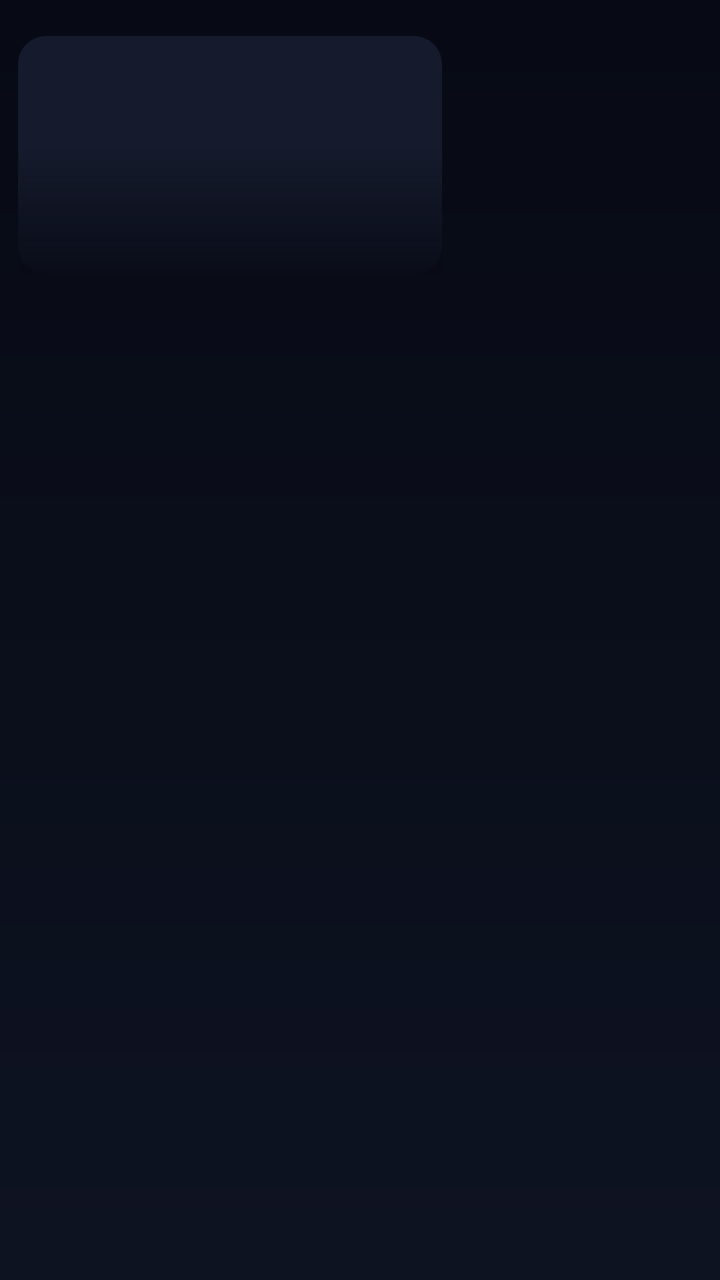
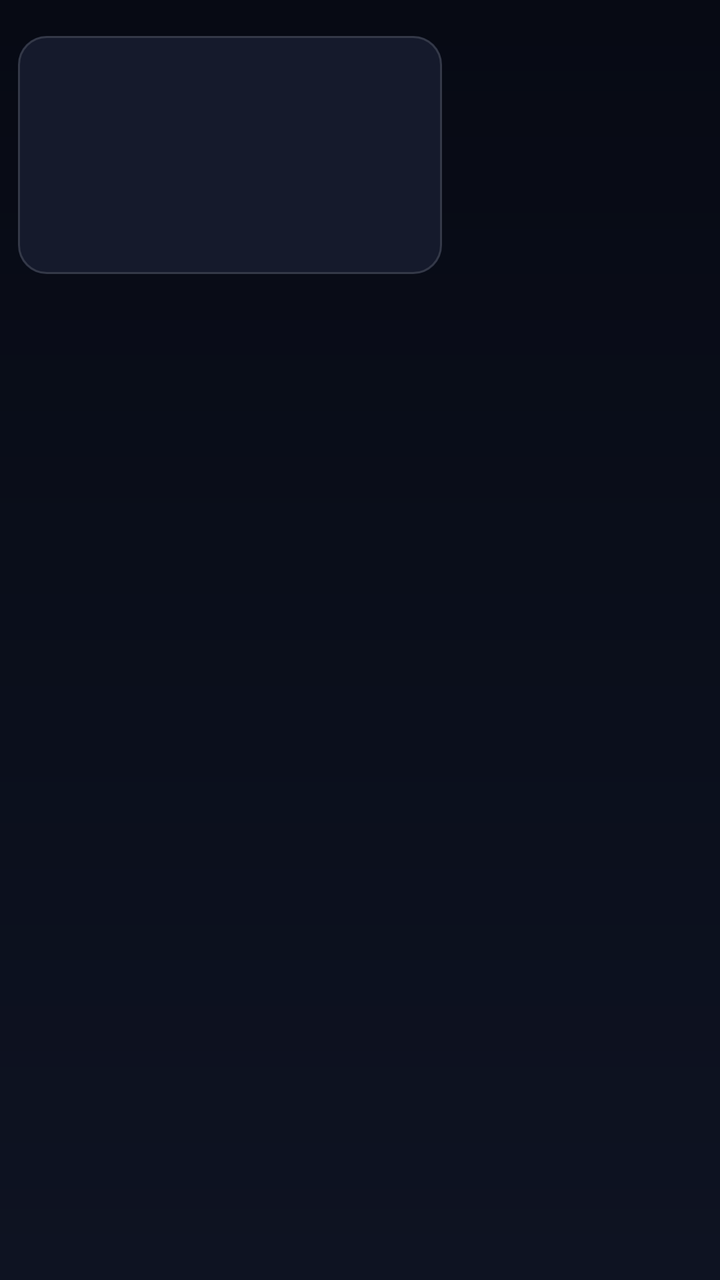

Two renders of the same Android screen: before a commit and after it. Below are the layout's source before the change and the commit's diff.
<!-- AndroidManifest.xml: application theme Theme.EGate -->
<!-- res/layout/item_title.xml -->
<?xml version="1.0" encoding="utf-8"?>
<FrameLayout xmlns:android="http://schemas.android.com/apk/res/android"
    android:layout_width="wrap_content"
    android:layout_height="wrap_content"
    android:paddingHorizontal="9dp"
    android:paddingVertical="18dp"
    android:clipChildren="false"
    android:clipToPadding="false">

    <FrameLayout
        android:id="@+id/card"
        android:layout_width="212dp"
        android:layout_height="119dp"
        android:background="@drawable/card_surface"
        android:focusable="true"
        android:clickable="true">

        <ImageView
            android:id="@+id/art"
            android:layout_width="match_parent"
            android:layout_height="match_parent"
            android:scaleType="centerCrop"
            android:contentDescription="@null" />

        <View
            android:layout_width="match_parent"
            android:layout_height="64dp"
            android:layout_gravity="bottom"
            android:background="@drawable/scrim_card" />

        <TextView
            android:id="@+id/name"
            android:layout_width="match_parent"
            android:layout_height="wrap_content"
            android:layout_gravity="bottom"
            android:paddingHorizontal="12dp"
            android:paddingBottom="9dp"
            android:ellipsize="end"
            android:maxLines="1"
            android:textColor="@color/text_primary"
            android:textSize="13sp"
            android:fontFamily="sans-serif-medium" />
    </FrameLayout>
</FrameLayout>
<!-- resources referenced by this layout -->
<resources>
  <color name="text_primary">#F4F6FB</color>
  <!-- drawable card_surface (drawable) -->
  <?xml version="1.0" encoding="utf-8"?>
  <shape xmlns:android="http://schemas.android.com/apk/res/android" android:shape="rectangle">
      <solid android:color="@color/card" />
      <corners android:radius="14dp" />
  </shape>
  <!-- drawable scrim_card (drawable) -->
  <?xml version="1.0" encoding="utf-8"?>
  <shape xmlns:android="http://schemas.android.com/apk/res/android" android:shape="rectangle">
      <gradient android:angle="90" android:startColor="#D9070A14" android:endColor="#00070A14" />
  </shape>
  <style name="Theme.EGate" parent="Theme.AppCompat.NoActionBar">
          <item name="android:windowBackground">@drawable/bg_gradient</item>
          <item name="android:statusBarColor">@android:color/transparent</item>
          <item name="android:windowFullscreen">true</item>
          <item name="android:alertDialogTheme">@style/Theme.EGate.Dialog</item>
      </style>
  <color name="card">#151A2C</color>
  <!-- drawable bg_gradient (drawable) -->
  <?xml version="1.0" encoding="utf-8"?>
  <shape xmlns:android="http://schemas.android.com/apk/res/android" android:shape="rectangle">
      <gradient android:angle="270" android:startColor="@color/bg_top" android:endColor="@color/bg_bottom" />
  </shape>
  <style name="Theme.EGate.Dialog" parent="Theme.AppCompat.Dialog.Alert">
          <item name="android:windowBackground">@drawable/dialog_bg</item>
          <item name="android:textColorPrimary">@color/text_primary</item>
          <item name="android:textColor">@color/text_primary</item>
          <item name="android:windowMinWidthMajor">46%</item>
          <item name="android:windowMinWidthMinor">46%</item>
      </style>
  <color name="bg_top">#070A14</color>
  <color name="bg_bottom">#0E1322</color>
  <!-- drawable dialog_bg (drawable) -->
  <?xml version="1.0" encoding="utf-8"?>
  <inset xmlns:android="http://schemas.android.com/apk/res/android" android:inset="16dp">
      <shape android:shape="rectangle">
          <solid android:color="#F2131727" />
          <corners android:radius="18dp" />
          <stroke android:width="1dp" android:color="#22FFFFFF" />
      </shape>
  </inset>
</resources>

<!-- the commit's change to res/layout/item_title.xml (unified diff, before → after) -->
@@ -12,6 +12,7 @@
         android:layout_width="212dp"
         android:layout_height="119dp"
         android:background="@drawable/card_surface"
+        android:foreground="@drawable/focus_ring"
         android:focusable="true"
         android:clickable="true">
 
@@ -23,10 +24,10 @@
             android:contentDescription="@null" />
 
         <View
+            android:id="@+id/card_scrim"
             android:layout_width="match_parent"
             android:layout_height="64dp"
-            android:layout_gravity="bottom"
-            android:background="@drawable/scrim_card" />
+            android:layout_gravity="bottom" />
 
         <TextView
             android:id="@+id/name"
<!-- resource entries referenced after the edit -->
@@ -7,11 +7,24 @@
       <solid android:color="@color/card" />
       <corners android:radius="14dp" />
   </shape>
-  <!-- drawable scrim_card (drawable) -->
+  <!-- drawable focus_ring (drawable) -->
   <?xml version="1.0" encoding="utf-8"?>
-  <shape xmlns:android="http://schemas.android.com/apk/res/android" android:shape="rectangle">
-      <gradient android:angle="90" android:startColor="#D9070A14" android:endColor="#00070A14" />
-  </shape>
+  <selector xmlns:android="http://schemas.android.com/apk/res/android">
+      <item android:state_focused="true">
+          <shape android:shape="rectangle">
+              <corners android:radius="14dp" />
+              <solid android:color="@android:color/transparent" />
+              <stroke android:width="3dp" android:color="#FFFFFFFF" />
+          </shape>
+      </item>
+      <item>
+          <shape android:shape="rectangle">
+              <corners android:radius="14dp" />
+              <solid android:color="@android:color/transparent" />
+              <stroke android:width="1dp" android:color="#22FFFFFF" />
+          </shape>
+      </item>
+  </selector>
   <style name="Theme.EGate" parent="Theme.AppCompat.NoActionBar">
           <item name="android:windowBackground">@drawable/bg_gradient</item>
           <item name="android:statusBarColor">@android:color/transparent</item>
